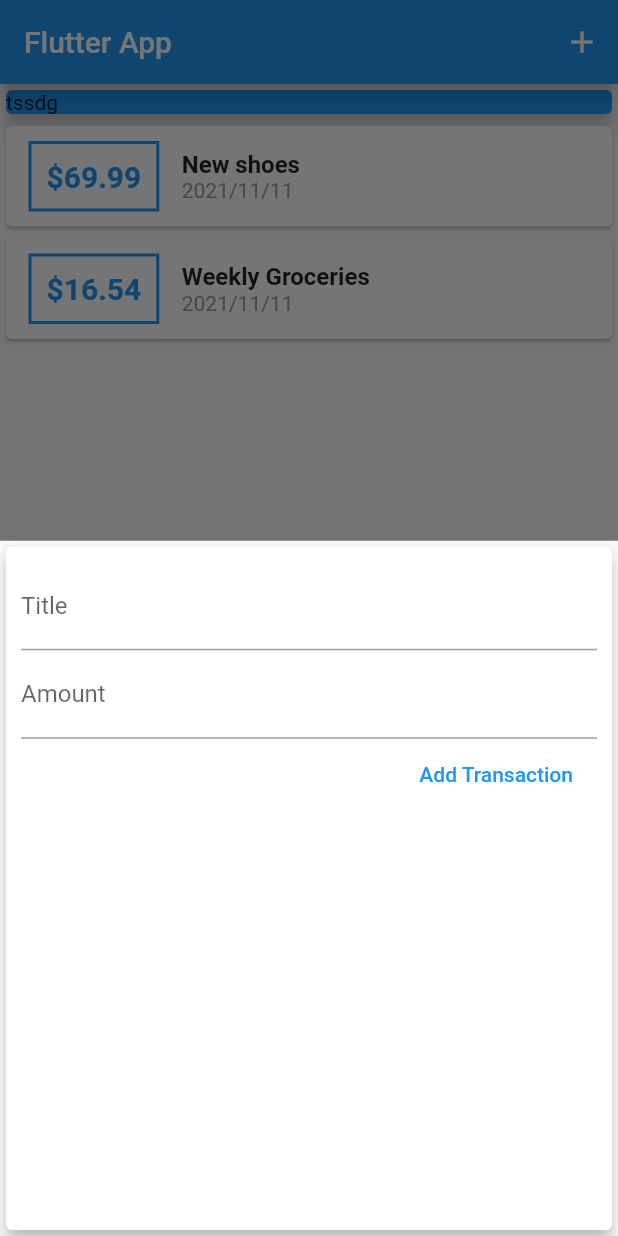
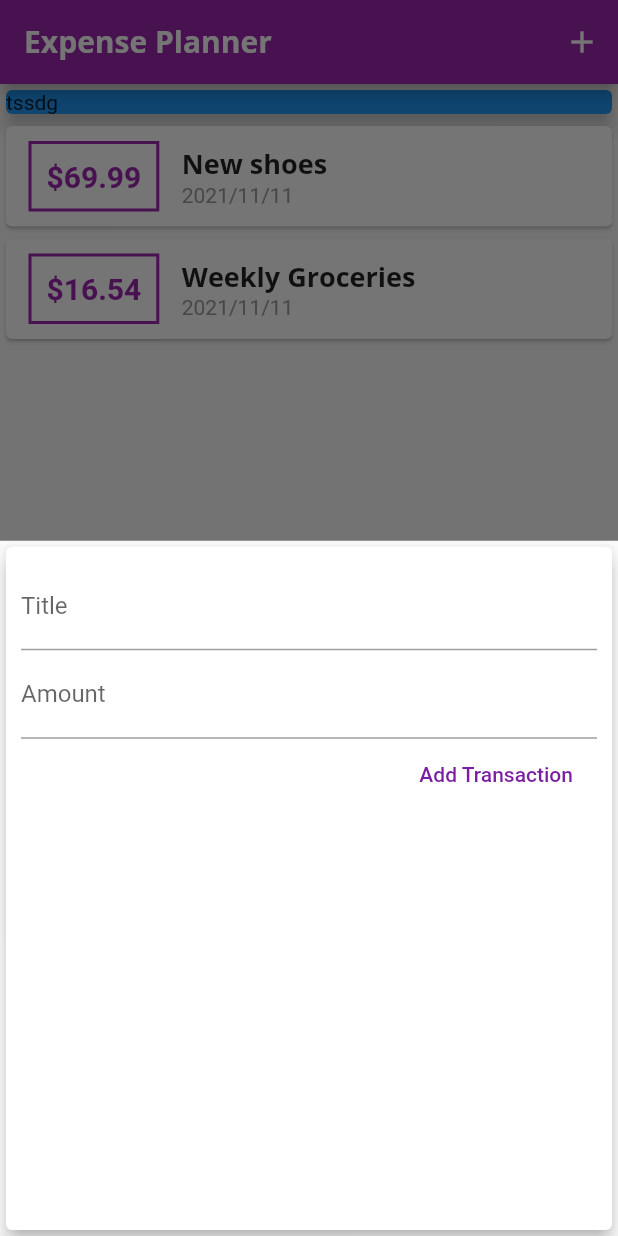
Before and after one commit to chou0728/expense_planner, a Flutter app: the screen it shows after launch, after a tap on the "add" icon, on a phone screen of 412 x 824 dp. Run offline on Flutter 3.47's test engine with Material 2 defaults, Android fonts, the phone set to English and light mode, and no system bars.

Commit message:
set up theme and font family

```diff
--- a/lib/main.dart
+++ b/lib/main.dart
@@ -11,7 +11,25 @@ class MyApp extends StatelessWidget {
   @override
   Widget build(BuildContext context) {
     return MaterialApp(
-      title: 'Flutter App',
+      title: 'Expense Planner',
+      theme: ThemeData(
+        primarySwatch: Colors.purple,
+        accentColor: Colors.amber,
+        fontFamily: 'Quicksand',
+        textTheme: ThemeData.light().textTheme.copyWith(
+                headline6: TextStyle(
+              fontFamily: 'OpenSans',
+              fontSize: 18,
+              fontWeight: FontWeight.bold,
+            )),
+        appBarTheme: AppBarTheme(
+            textTheme: ThemeData.light().textTheme.copyWith(
+                    headline6: TextStyle(
+                  fontFamily: 'OpenSans',
+                  fontSize: 20,
+                  fontWeight: FontWeight.bold,
+                ))),
+      ),
       home: MyHomePage(),
       debugShowCheckedModeBanner: false,
     );
@@ -65,7 +83,7 @@ class _MyHomePageState extends State<MyHomePage> {
   Widget build(BuildContext context) {
     return Scaffold(
         appBar: AppBar(
-          title: Text('Flutter App'),
+          title: Text('Expense Planner'),
           actions: [
             IconButton(
               onPressed: () => _startAddNewTransaction(context),
--- a/lib/widgets/new_transaction.dart
+++ b/lib/widgets/new_transaction.dart
@@ -53,7 +53,7 @@ class _NewTransactionState extends State<NewTransaction> {
                 onPressed: submitData,
                 child: Text('Add Transaction',
                     style: TextStyle(
-                      color: Colors.blue,
+                      color: Theme.of(context).primaryColorDark,
                     )),
               )
             ],
--- a/lib/widgets/transaction_list.dart
+++ b/lib/widgets/transaction_list.dart
@@ -22,11 +22,13 @@ class TransactionList extends StatelessWidget {
                     ),
                     padding: EdgeInsets.all(10),
                     decoration: BoxDecoration(
-                      border: Border.all(width: 2, color: Colors.blue),
+                      border: Border.all(
+                          width: 2, color: Theme.of(context).primaryColor),
                     ),
-                    child: Text('\$${transactions[index].amount.toStringAsFixed(2)}',
+                    child: Text(
+                        '\$${transactions[index].amount.toStringAsFixed(2)}',
                         style: TextStyle(
-                          color: Colors.blue,
+                          color: Theme.of(context).primaryColor,
                           fontSize: 20,
                           fontWeight: FontWeight.bold,
                         )),
@@ -35,10 +37,7 @@ class TransactionList extends StatelessWidget {
                     crossAxisAlignment: CrossAxisAlignment.start,
                     children: [
                       Text(transactions[index].title,
-                          style: TextStyle(
-                            fontWeight: FontWeight.bold,
-                            fontSize: 16,
-                          )),
+                          style: Theme.of(context).textTheme.headline6),
                       Text(
                           DateFormat('yyyy/MM/dd')
                               .format(transactions[index].date),
```
Also changed, not shown: pubspec.yaml (+11 -11 lines), assets/fonts/OpenSans-Bold.ttf (added), assets/fonts/OpenSans-Regular.ttf (added), assets/fonts/Quicksand-Bold.ttf (added), assets/fonts/Quicksand-Light.ttf (added), assets/fonts/Quicksand-Medium.ttf (added), assets/fonts/Quicksand-Regular.ttf (added).
